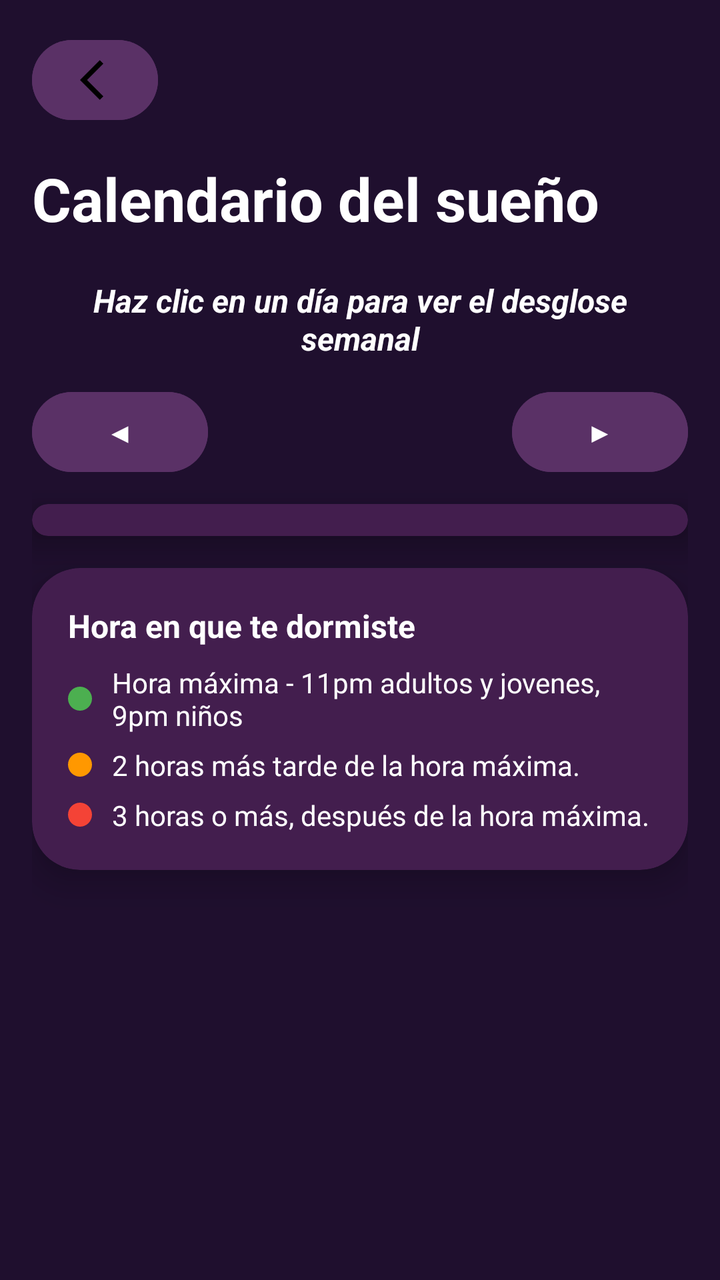
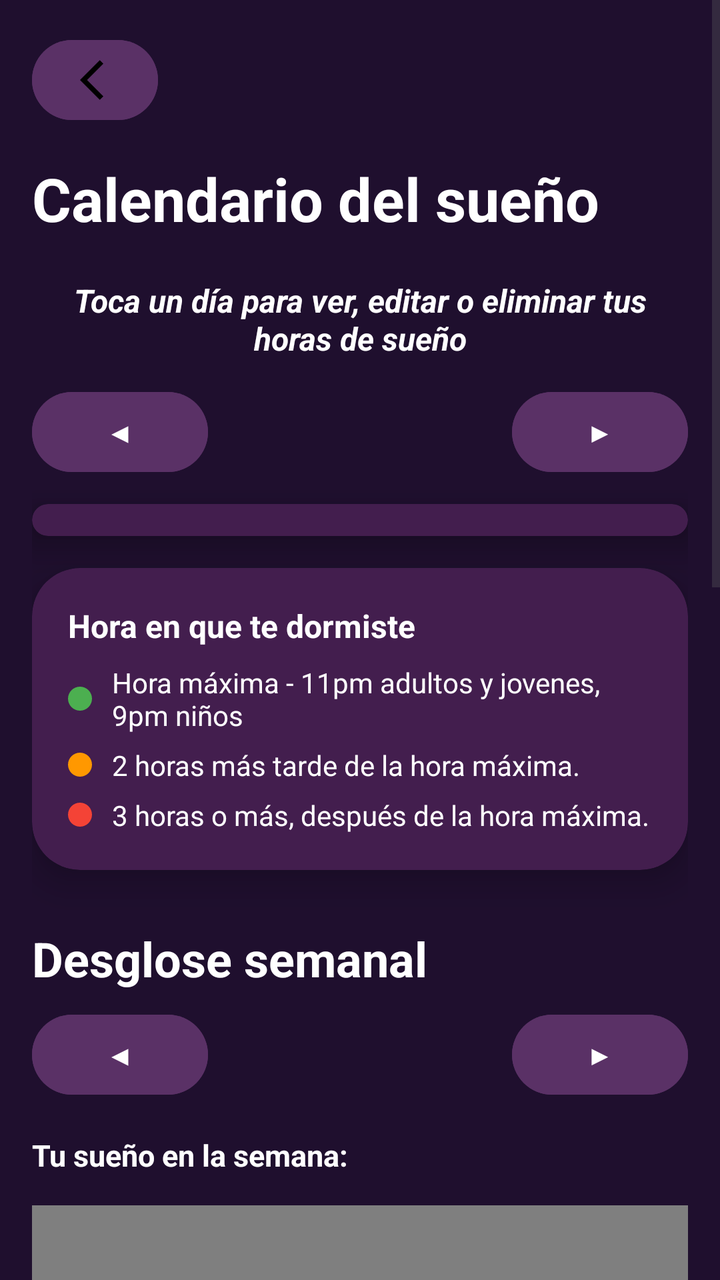

Two renders of the same Android screen: before a commit and after it. Below are the layout's source before the change and the commit's diff.
<!-- AndroidManifest.xml: application theme Theme.MBEU -->
<!-- res/layout/activity_calendar.xml -->
<?xml version="1.0" encoding="utf-8"?>
<ScrollView xmlns:android="http://schemas.android.com/apk/res/android"
    xmlns:app="http://schemas.android.com/apk/res-auto"
    android:layout_width="match_parent"
    android:layout_height="match_parent"
    android:background="#1F0F2E"
    android:fillViewport="true">

    <LinearLayout
        android:layout_width="match_parent"
        android:layout_height="wrap_content"
        android:orientation="vertical"
        android:padding="16dp">


        <Button
            android:id="@+id/calendarioBackButton"
            android:layout_width="63dp"
            android:layout_height="wrap_content"
            android:drawableLeft="@drawable/baseline_arrow_back_ios_24"
            android:layout_marginBottom="15dp"
            android:backgroundTint="@color/button"/>

        <TextView
            android:layout_width="match_parent"
            android:layout_height="wrap_content"
            android:text="Calendario del sueño"
            android:textColor="@color/white"
            android:textStyle="bold"
            android:textSize="30dp"
            android:layout_marginBottom="20dp"/>

        <TextView
            android:layout_width="match_parent"
            android:layout_height="wrap_content"
            android:layout_marginBottom="12dp"
            android:text="Haz clic en un día para ver el desglose semanal"
            android:textAlignment="center"
            android:textColor="@color/white"
            android:textSize="16sp"
            android:textStyle="bold|italic" />

        
        <LinearLayout
            android:layout_width="match_parent"
            android:layout_height="wrap_content"
            android:gravity="center_vertical"
            android:orientation="horizontal">

            <Button
                android:id="@+id/btnPrevMonth"
                android:layout_width="wrap_content"
                android:layout_height="wrap_content"
                android:text="◀"
                android:backgroundTint="@color/button"/>

            <TextView
                android:id="@+id/tvMonth"
                android:layout_width="0dp"
                android:layout_height="wrap_content"
                android:layout_weight="1"
                android:gravity="center"
                android:textColor="@color/white"
                android:textSize="22sp"
                android:textStyle="bold" />

            <Button
                android:id="@+id/btnNextMonth"
                android:layout_width="wrap_content"
                android:layout_height="wrap_content"
                android:text="▶"
                android:backgroundTint="@color/button"/>
        </LinearLayout>

        
        <androidx.cardview.widget.CardView
            android:layout_width="match_parent"
            android:layout_height="wrap_content"
            android:layout_marginTop="12dp"
            app:cardBackgroundColor="#431E4E"
            app:cardCornerRadius="24dp"
            app:cardElevation="10dp">

            <GridLayout
                android:id="@+id/gridCalendar"
                android:layout_width="match_parent"
                android:layout_height="wrap_content"
                android:columnCount="7"
                android:padding="8dp" />
        </androidx.cardview.widget.CardView>

        
        <androidx.cardview.widget.CardView
            android:layout_width="match_parent"
            android:layout_height="wrap_content"
            android:layout_marginTop="16dp"
            app:cardBackgroundColor="#431E4E"
            app:cardCornerRadius="24dp"
            app:cardElevation="10dp">

            <LinearLayout
                android:layout_width="match_parent"
                android:layout_height="wrap_content"
                android:orientation="vertical"
                android:padding="18dp">

                <TextView
                    android:layout_width="wrap_content"
                    android:layout_height="wrap_content"
                    android:text="Hora en que te dormiste"
                    android:textColor="@color/white"
                    android:textSize="16sp"
                    android:textStyle="bold" />

                <LinearLayout
                    android:layout_width="match_parent"
                    android:layout_height="wrap_content"
                    android:layout_marginTop="8dp"
                    android:gravity="center_vertical"
                    android:orientation="horizontal">

                    <View
                        android:layout_width="12dp"
                        android:layout_height="12dp"
                        android:layout_marginEnd="10dp"
                        android:background="@drawable/legend_dot"
                        android:backgroundTint="#4CAF50" />

                    <TextView
                        android:layout_width="0dp"
                        android:layout_height="wrap_content"
                        android:layout_weight="1"
                        android:text="Hora máxima - 11pm adultos y jovenes, 9pm niños"
                        android:textColor="@color/white"
                        android:textSize="14sp" />
                </LinearLayout>

                <LinearLayout
                    android:layout_width="match_parent"
                    android:layout_height="wrap_content"
                    android:layout_marginTop="6dp"
                    android:gravity="center_vertical"
                    android:orientation="horizontal">

                    <View
                        android:layout_width="12dp"
                        android:layout_height="12dp"
                        android:layout_marginEnd="10dp"
                        android:background="@drawable/legend_dot"
                        android:backgroundTint="#FF9800" />

                    <TextView
                        android:layout_width="0dp"
                        android:layout_height="wrap_content"
                        android:layout_weight="1"
                        android:text="2 horas más tarde de la hora máxima."
                        android:textColor="@color/white"
                        android:textSize="14sp" />
                </LinearLayout>

                <LinearLayout
                    android:layout_width="match_parent"
                    android:layout_height="wrap_content"
                    android:layout_marginTop="6dp"
                    android:gravity="center_vertical"
                    android:orientation="horizontal">

                    <View
                        android:layout_width="12dp"
                        android:layout_height="12dp"
                        android:layout_marginEnd="10dp"
                        android:background="@drawable/legend_dot"
                        android:backgroundTint="#F44336" />

                    <TextView
                        android:layout_width="0dp"
                        android:layout_height="wrap_content"
                        android:layout_weight="1"
                        android:text="3 horas o más, después de la hora máxima."
                        android:textColor="@color/white"
                        android:textSize="14sp" />
                </LinearLayout>

            </LinearLayout>
        </androidx.cardview.widget.CardView>
    </LinearLayout>
</ScrollView>
<!-- resources referenced by this layout -->
<resources>
  <color name="button">#5A3166</color>
  <color name="white">#FFFFFFFF</color>
  <!-- drawable baseline_arrow_back_ios_24 (drawable) -->
  <vector xmlns:android="http://schemas.android.com/apk/res/android" android:autoMirrored="true" android:height="24dp" android:tint="#000000" android:viewportHeight="24" android:viewportWidth="24" android:width="24dp">
        
      <path android:fillColor="@android:color/white" android:pathData="M11.67,3.87L9.9,2.1 0,12l9.9,9.9 1.77,-1.77L3.54,12z"/>
      
  </vector>
  <!-- drawable legend_dot (drawable) -->
  <?xml version="1.0" encoding="utf-8"?>
  <shape xmlns:android="http://schemas.android.com/apk/res/android"
      android:shape="oval">
      <solid android:color="#FFFFFF" />
  </shape>
  <style name="Theme.MBEU" parent="Base.Theme.MBEU" />
  <style name="Base.Theme.MBEU" parent="Theme.Material3.DayNight.NoActionBar">
          
          
      </style>
</resources>

<!-- the commit's change to res/layout/activity_calendar.xml (unified diff, before → after) -->
@@ -34,7 +34,7 @@
             android:layout_width="match_parent"
             android:layout_height="wrap_content"
             android:layout_marginBottom="12dp"
-            android:text="Haz clic en un día para ver el desglose semanal"
+            android:text="Toca un día para ver, editar o eliminar tus horas de sueño"
             android:textAlignment="center"
             android:textColor="@color/white"
             android:textSize="16sp"
@@ -183,5 +183,172 @@
 
             </LinearLayout>
         </androidx.cardview.widget.CardView>
+
+        
+        <TextView
+            android:layout_width="match_parent"
+            android:layout_height="wrap_content"
+            android:layout_marginTop="28dp"
+            android:text="Desglose semanal"
+            android:textColor="@color/white"
+            android:textSize="24sp"
+            android:textStyle="bold" />
+
+        <LinearLayout
+            android:layout_width="match_parent"
+            android:layout_height="wrap_content"
+            android:layout_marginTop="8dp"
+            android:layout_marginBottom="16dp"
+            android:gravity="center_vertical"
+            android:orientation="horizontal">
+
+            <Button
+                android:id="@+id/btnPrevWeek"
+                android:layout_width="wrap_content"
+                android:layout_height="wrap_content"
+                android:backgroundTint="@color/button"
+                android:text="◀" />
+
+            <TextView
+                android:id="@+id/tvWeekRange"
+                android:layout_width="0dp"
+                android:layout_height="wrap_content"
+                android:layout_weight="1"
+                android:gravity="center"
+                android:textColor="@color/white"
+                android:textSize="16sp"
+                android:textStyle="bold" />
+
+            <Button
+                android:id="@+id/btnNextWeek"
+                android:layout_width="wrap_content"
+                android:layout_height="wrap_content"
+                android:backgroundTint="@color/button"
+                android:text="▶" />
+        </LinearLayout>
+
+        <TextView
+            android:layout_width="match_parent"
+            android:layout_height="wrap_content"
+            android:layout_marginBottom="15dp"
+            android:text="Tu sueño en la semana:"
+            android:textColor="@color/white"
+            android:textSize="15sp"
+            android:textStyle="bold" />
+
+        <com.github.mikephil.charting.charts.CandleStickChart
+            android:id="@+id/barChart"
+            android:layout_width="match_parent"
+            android:layout_height="300dp"
+            android:layout_marginBottom="30dp" />
+
+        <TextView
+            android:layout_width="match_parent"
+            android:layout_height="wrap_content"
+            android:layout_marginBottom="15dp"
+            android:text="Cantidad de horas que has dormido en la semana:"
+            android:textColor="@color/white"
+            android:textSize="15sp"
+            android:textStyle="bold" />
+
+        <com.github.mikephil.charting.charts.LineChart
+            android:id="@+id/lineChart"
+            android:layout_width="match_parent"
+            android:layout_height="200dp"
+            android:layout_marginBottom="15dp" />
+
+        <androidx.cardview.widget.CardView
+            android:layout_width="match_parent"
+            android:layout_height="wrap_content"
+            android:layout_marginTop="8dp"
+            android:layout_marginBottom="16dp"
+            app:cardBackgroundColor="#431E4E"
+            app:cardCornerRadius="24dp"
+            app:cardElevation="10dp">
+
+            <LinearLayout
+                android:layout_width="match_parent"
+                android:layout_height="wrap_content"
+                android:orientation="vertical"
+                android:padding="18dp">
+
+                <TextView
+                    android:layout_width="wrap_content"
+                    android:layout_height="wrap_content"
+                    android:text="Horas de descanso (número sobre la barra)"
+                    android:textColor="@color/white"
+                    android:textSize="16sp"
+                    android:textStyle="bold" />
+
+                <LinearLayout
+                    android:layout_width="match_parent"
+                    android:layout_height="wrap_content"
+                    android:layout_marginTop="8dp"
+                    android:gravity="center_vertical"
+                    android:orientation="horizontal">
+
+                    <View
+                        android:layout_width="12dp"
+                        android:layout_height="12dp"
+                        android:layout_marginEnd="10dp"
+                        android:background="@drawable/legend_dot"
+                        android:backgroundTint="#4CAF50" />
+
+                    <TextView
+                        android:layout_width="0dp"
+                        android:layout_height="wrap_content"
+                        android:layout_weight="1"
+                        android:text="Cantidad de horas ideal"
+                        android:textColor="@color/white"
+                        android:textSize="14sp" />
+                </LinearLayout>
+
+                <LinearLayout
+                    android:layout_width="match_parent"
+                    android:layout_height="wrap_content"
+                    android:layout_marginTop="6dp"
+                    android:gravity="center_vertical"
+                    android:orientation="horizontal">
+
+                    <View
+                        android:layout_width="12dp"
+                        android:layout_height="12dp"
+                        android:layout_marginEnd="10dp"
+                        android:background="@drawable/legend_dot"
+                        android:backgroundTint="#FF9800" />
+
+                    <TextView
+                        android:layout_width="0dp"
+                        android:layout_height="wrap_content"
+                        android:layout_weight="1"
+                        android:text="Hasta 3 horas menos de las ideales"
+                        android:textColor="@color/white"
+                        android:textSize="14sp" />
+                </LinearLayout>
+
+                <LinearLayout
+                    android:layout_width="match_parent"
+                    android:layout_height="wrap_content"
+                    android:layout_marginTop="6dp"
+                    android:gravity="center_vertical"
+                    android:orientation="horizontal">
+
+                    <View
+                        android:layout_width="12dp"
+                        android:layout_height="12dp"
+                        android:layout_marginEnd="10dp"
+                        android:background="@drawable/legend_dot"
+                        android:backgroundTint="#F44336" />
+
+                    <TextView
+                        android:layout_width="0dp"
+                        android:layout_height="wrap_content"
+                        android:layout_weight="1"
+                        android:text="Muy pocas horas"
+                        android:textColor="@color/white"
+                        android:textSize="14sp" />
+                </LinearLayout>
+            </LinearLayout>
+        </androidx.cardview.widget.CardView>
     </LinearLayout>
 </ScrollView>
